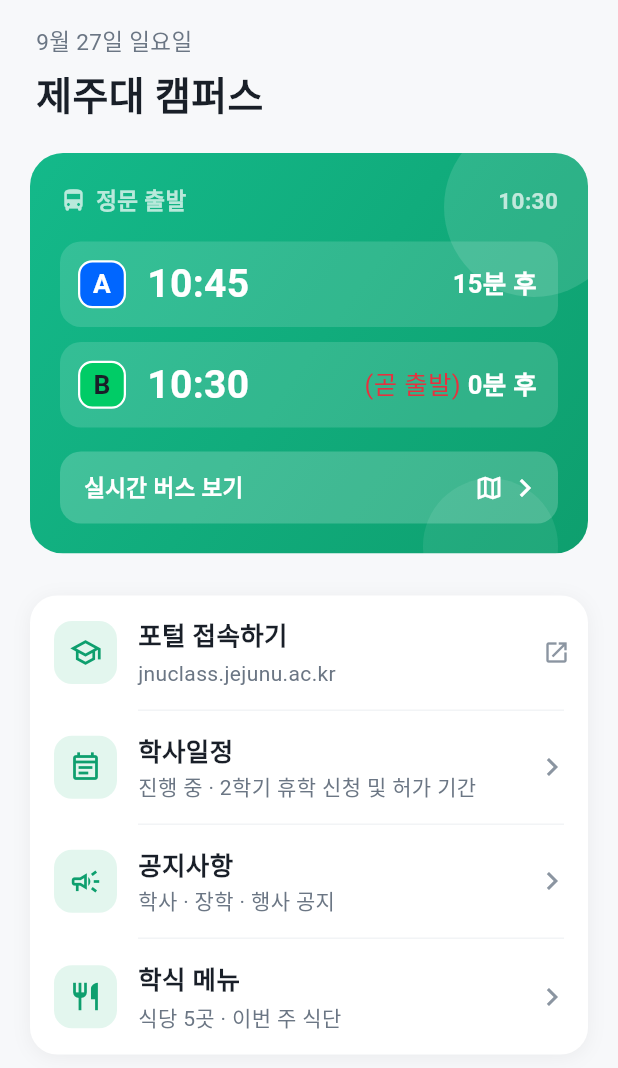
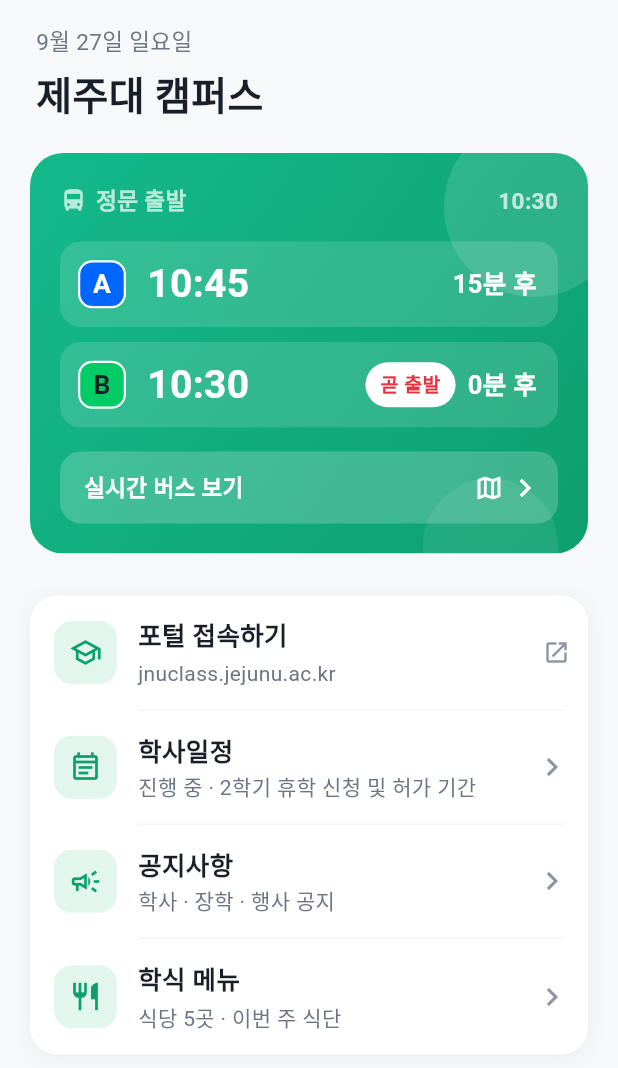
Before and after one commit to munho-kang/school_bus_app, a Flutter app: the screen it shows after launch, on a phone screen of 412 x 824 dp. Shown: the top 1068 px of the screen. Run offline on Flutter 3.47's test engine with Material 3 defaults, Android fonts, the phone set to English and light mode, and no system bars; our stand-ins replace dio, geolocator, web, webview_flutter; missing offline and left inert: dart:js_interop; Roboto replaces fonts that are missing (Pretendard); key blocks and very long unbroken strings in the code were emptied for the run.

Commit message:
곧 출발 표시를 흰 바탕 빨간 글씨 칩으로 변경
Co-Authored-By: Claude Opus 5.5 (1M context) <noreply@anthropic.com>

```diff
--- a/bus_tracker/lib/ui/home_page.dart
+++ b/bus_tracker/lib/ui/home_page.dart
@@ -19,7 +19,7 @@ int? minutesLeft(String busId, DateTime now) {
   return int.parse(t.substring(0, 2)) * 60 + int.parse(t.substring(3)) - (now.hour * 60 + now.minute);
 }
 
-/// 코스 줄 오른쪽 문구. 한 시간이 넘게 남은 그날 첫차는 '첫차'. (5분 안이면 줄 앞에 빨간 '(곧 출발)'이 붙는다.)
+/// 코스 줄 오른쪽 문구. 한 시간이 넘게 남은 그날 첫차는 '첫차'. (5분 안이면 앞에 '곧 출발' 칩이 붙는다.)
 String waitText(String busId, DateTime now) {
   final int? mins = minutesLeft(busId, now);
   if (mins == null) return '운행 종료';
@@ -238,16 +238,16 @@ class _CourseRow extends StatelessWidget {
             child: FittedBox(
               fit: BoxFit.scaleDown,
               alignment: Alignment.centerRight,
-              // '(곧 출발)'은 빨간색, 두께는 맨 위 날짜 글자와 같은 보통 두께.
-              child: Text.rich(
-                TextSpan(
-                  children: <InlineSpan>[
-                    if (mins != null && mins <= 5)
-                      const TextSpan(text: '(곧 출발) ', style: TextStyle(color: AppColors.danger, fontWeight: FontWeight.w400)),
-                    TextSpan(text: wait),
+              // 5분 안이면 앞에 흰 바탕 빨간 글씨 '곧 출발' 칩.
+              child: Row(
+                mainAxisSize: MainAxisSize.min,
+                children: <Widget>[
+                  if (mins != null && mins <= 5) ...<Widget>[
+                    const Pill('곧 출발', bg: Colors.white, fg: AppColors.danger),
+                    const SizedBox(width: 8),
                   ],
-                ),
-                style: const TextStyle(fontSize: 17, fontWeight: FontWeight.w700),
+                  Text(wait, style: const TextStyle(fontSize: 17, fontWeight: FontWeight.w700)),
+                ],
               ),
             ),
           ),
```
